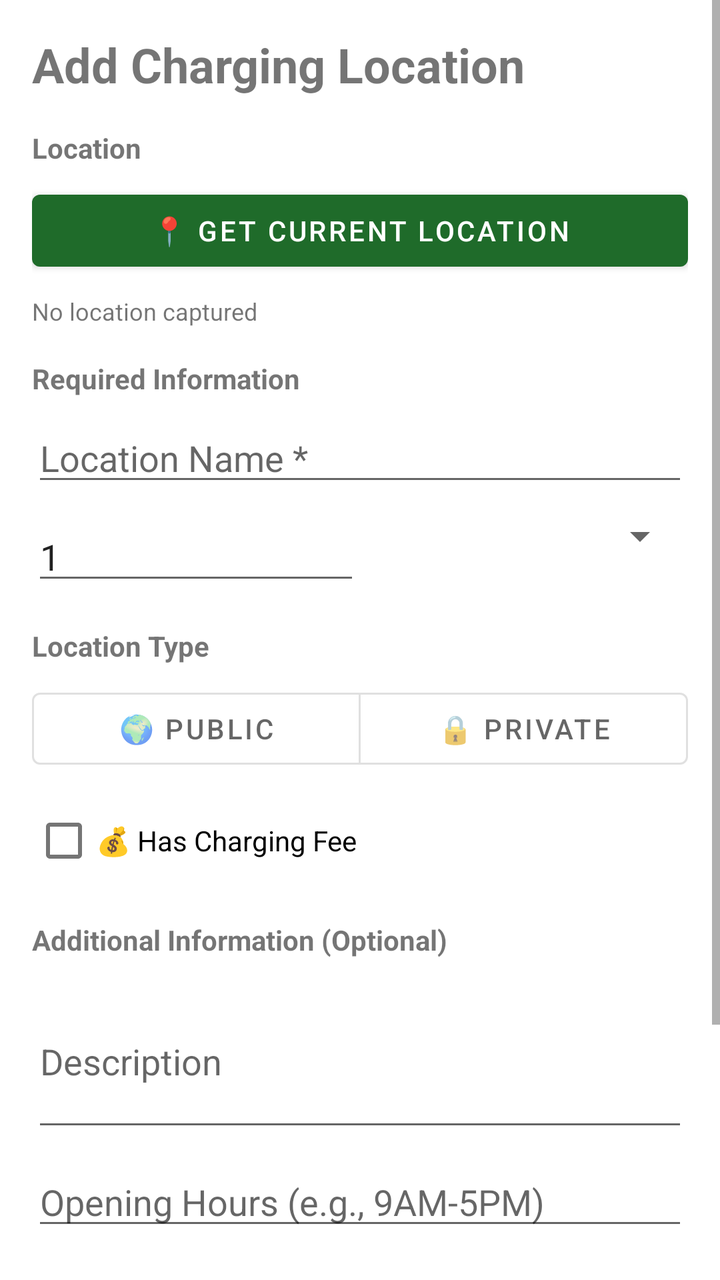
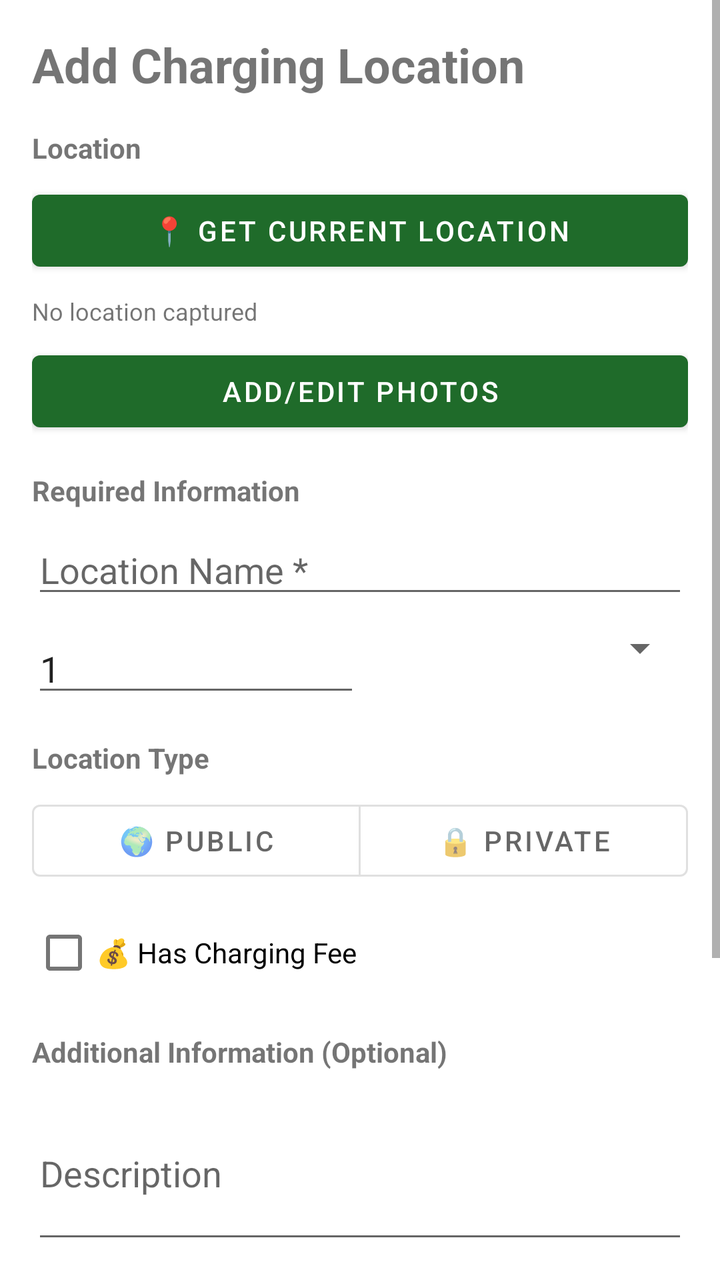

Before-and-after screenshots of an Android layout around one commit, followed by the original layout XML and the change that was made.
<!-- AndroidManifest.xml: application theme Theme.PEVPlugShare -->
<!-- res/layout/activity_add_location.xml -->
<?xml version="1.0" encoding="utf-8"?>
<ScrollView xmlns:android="http://schemas.android.com/apk/res/android"
    xmlns:app="http://schemas.android.com/apk/res-auto"
    android:layout_width="match_parent"
    android:layout_height="match_parent">

    <LinearLayout
        android:layout_width="match_parent"
        android:layout_height="wrap_content"
        android:orientation="vertical"
        android:padding="16dp">

        
        <TextView
            android:layout_width="wrap_content"
            android:layout_height="wrap_content"
            android:text="Add Charging Location"
            android:textSize="24sp"
            android:textStyle="bold" />

        
        <LinearLayout
            android:layout_width="match_parent"
            android:layout_height="wrap_content"
            android:layout_marginTop="16dp"
            android:orientation="vertical">

            <TextView
                android:layout_width="wrap_content"
                android:layout_height="wrap_content"
                android:text="Location"
                android:textStyle="bold" />

            <Button
                android:id="@+id/getLocationButton"
                android:layout_width="match_parent"
                android:layout_height="wrap_content"
                android:layout_marginTop="8dp"
                android:text="📍 Get Current Location" />

            <TextView
                android:id="@+id/locationCoordinates"
                android:layout_width="match_parent"
                android:layout_height="wrap_content"
                android:layout_marginTop="8dp"
                android:text="No location captured"
                android:textSize="12sp" />
        </LinearLayout>

        
        <LinearLayout
            android:layout_width="match_parent"
            android:layout_height="wrap_content"
            android:layout_marginTop="16dp"
            android:orientation="vertical">

            <TextView
                android:layout_width="wrap_content"
                android:layout_height="wrap_content"
                android:text="Required Information"
                android:textStyle="bold" />

            <EditText
                android:id="@+id/locationNameInput"
                android:layout_width="match_parent"
                android:layout_height="wrap_content"
                android:layout_marginTop="8dp"
                android:hint="Location Name *"
                android:inputType="text" />

            <LinearLayout
                android:layout_width="match_parent"
                android:layout_height="wrap_content"
                android:layout_marginTop="8dp"
                android:orientation="horizontal"
                android:spacing="8dp">

                <EditText
                    android:id="@+id/gpoCountInput"
                    android:layout_width="0dp"
                    android:layout_height="wrap_content"
                    android:layout_weight="1"
                    android:hint="GPO Count *"
                    android:inputType="number"
                    android:text="1" />

                <Spinner
                    android:id="@+id/socketTypeSpinner"
                    android:layout_width="0dp"
                    android:layout_height="wrap_content"
                    android:layout_weight="1" />
            </LinearLayout>
        </LinearLayout>

        
        <LinearLayout
            android:layout_width="match_parent"
            android:layout_height="wrap_content"
            android:layout_marginTop="16dp"
            android:orientation="vertical">

            <TextView
                android:layout_width="wrap_content"
                android:layout_height="wrap_content"
                android:text="Location Type"
                android:textStyle="bold" />

            <com.google.android.material.button.MaterialButtonToggleGroup
                android:id="@+id/accessTypeToggleGroup"
                android:layout_width="match_parent"
                android:layout_height="wrap_content"
                android:layout_marginTop="8dp"
                app:selectionRequired="true"
                app:singleSelection="true">

                <Button
                    android:id="@+id/publicButton"
                    android:layout_width="0dp"
                    android:layout_height="wrap_content"
                    android:layout_weight="1"
                    android:text="🌍 Public"
                    style="@style/Widget.MaterialComponents.Button.OutlinedButton" />

                <Button
                    android:id="@+id/privateButton"
                    android:layout_width="0dp"
                    android:layout_height="wrap_content"
                    android:layout_weight="1"
                    android:text="🔒 Private"
                    style="@style/Widget.MaterialComponents.Button.OutlinedButton" />
            </com.google.android.material.button.MaterialButtonToggleGroup>

            <CheckBox
                android:id="@+id/feeCheckbox"
                android:layout_width="wrap_content"
                android:layout_height="wrap_content"
                android:layout_marginTop="8dp"
                android:text="💰 Has Charging Fee" />

            <LinearLayout
                android:id="@+id/feeDetailsSection"
                android:layout_width="match_parent"
                android:layout_height="wrap_content"
                android:layout_marginTop="8dp"
                android:orientation="vertical"
                android:visibility="gone">

                <EditText
                    android:id="@+id/providerNameInput"
                    android:layout_width="match_parent"
                    android:layout_height="wrap_content"
                    android:hint="Provider Name"
                    android:inputType="text" />

                <EditText
                    android:id="@+id/chargingCostsInput"
                    android:layout_width="match_parent"
                    android:layout_height="wrap_content"
                    android:layout_marginTop="8dp"
                    android:hint="Charging Costs (e.g., $5 per kWh)"
                    android:inputType="text" />

                <EditText
                    android:id="@+id/providerWebsiteInput"
                    android:layout_width="match_parent"
                    android:layout_height="wrap_content"
                    android:layout_marginTop="8dp"
                    android:hint="Provider Website"
                    android:inputType="textUri" />
            </LinearLayout>
        </LinearLayout>

        
        <LinearLayout
            android:layout_width="match_parent"
            android:layout_height="wrap_content"
            android:layout_marginTop="16dp"
            android:orientation="vertical">

            <TextView
                android:layout_width="wrap_content"
                android:layout_height="wrap_content"
                android:text="Additional Information (Optional)"
                android:textStyle="bold" />

            <EditText
                android:id="@+id/descriptionInput"
                android:layout_width="match_parent"
                android:layout_height="wrap_content"
                android:layout_marginTop="8dp"
                android:hint="Description"
                android:inputType="textMultiLine"
                android:lines="3" />

            <EditText
                android:id="@+id/openingHoursInput"
                android:layout_width="match_parent"
                android:layout_height="wrap_content"
                android:layout_marginTop="8dp"
                android:hint="Opening Hours (e.g., 9AM-5PM)"
                android:inputType="text" />

            <EditText
                android:id="@+id/additionalInfoInput"
                android:layout_width="match_parent"
                android:layout_height="wrap_content"
                android:layout_marginTop="8dp"
                android:hint="Additional Information"
                android:inputType="textMultiLine"
                android:lines="3" />
        </LinearLayout>

        
        <ProgressBar
            android:id="@+id/progressBar"
            android:layout_width="wrap_content"
            android:layout_height="wrap_content"
            android:layout_gravity="center"
            android:layout_marginTop="16dp"
            android:visibility="gone" />

        
        <LinearLayout
            android:layout_width="match_parent"
            android:layout_height="wrap_content"
            android:layout_marginTop="24dp"
            android:orientation="horizontal"
            android:spacing="8dp">

            <Button
                android:id="@+id/submitButton"
                android:layout_width="0dp"
                android:layout_height="wrap_content"
                android:layout_weight="1"
                android:text="Add Location" />

            <Button
                android:id="@+id/cancelButton"
                android:layout_width="0dp"
                android:layout_height="wrap_content"
                android:layout_weight="1"
                android:text="Cancel"
                style="@style/Widget.MaterialComponents.Button.OutlinedButton" />
        </LinearLayout>

    </LinearLayout>

</ScrollView>
<!-- resources referenced by this layout -->
<resources>
  <style name="Theme.PEVPlugShare" parent="Theme.MaterialComponents.Light.NoActionBar">
          <item name="colorPrimary">@color/md_theme_primary</item>
          <item name="colorSecondary">@color/md_theme_secondary</item>
          <item name="colorError">@color/md_theme_error</item>
      </style>
  <color name="md_theme_primary">#1f6b2a</color>
  <color name="md_theme_secondary">#2d7a3f</color>
  <color name="md_theme_error">#c00000</color>
</resources>

<!-- the commit's change to res/layout/activity_add_location.xml (unified diff, before → after) -->
@@ -45,6 +45,13 @@
                 android:layout_marginTop="8dp"
                 android:text="No location captured"
                 android:textSize="12sp" />
+
+            <Button
+                android:id="@+id/addPhotosButton"
+                android:layout_width="match_parent"
+                android:layout_height="wrap_content"
+                android:layout_marginTop="8dp"
+                android:text="Add/Edit Photos" />
         </LinearLayout>
 
         
